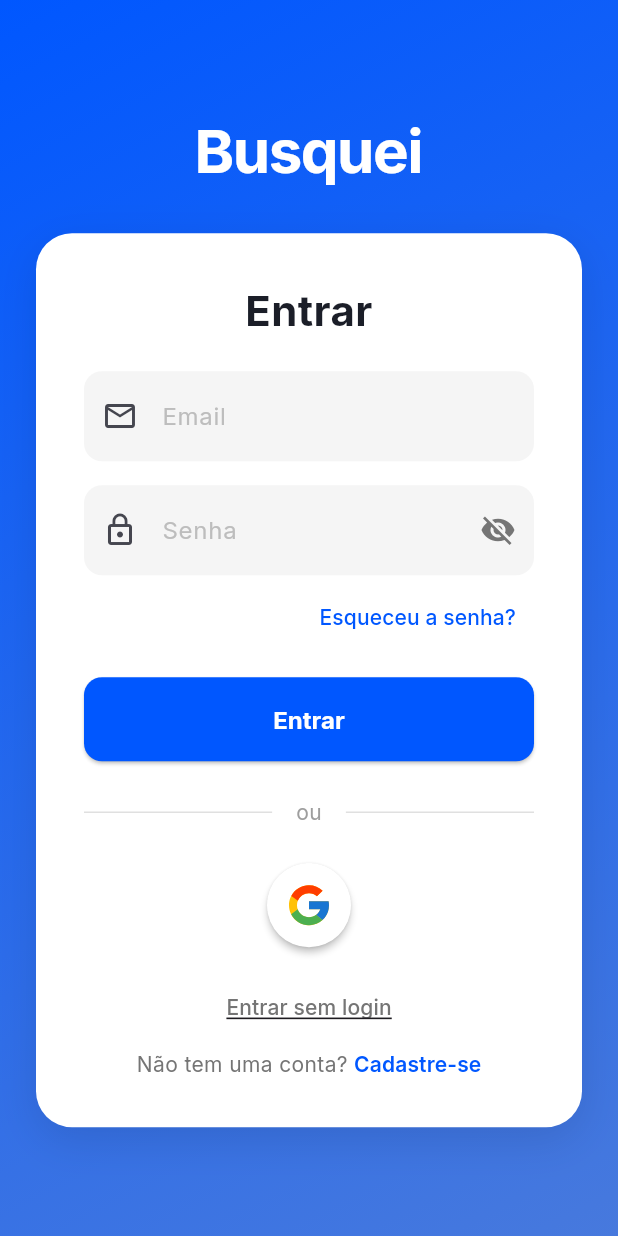
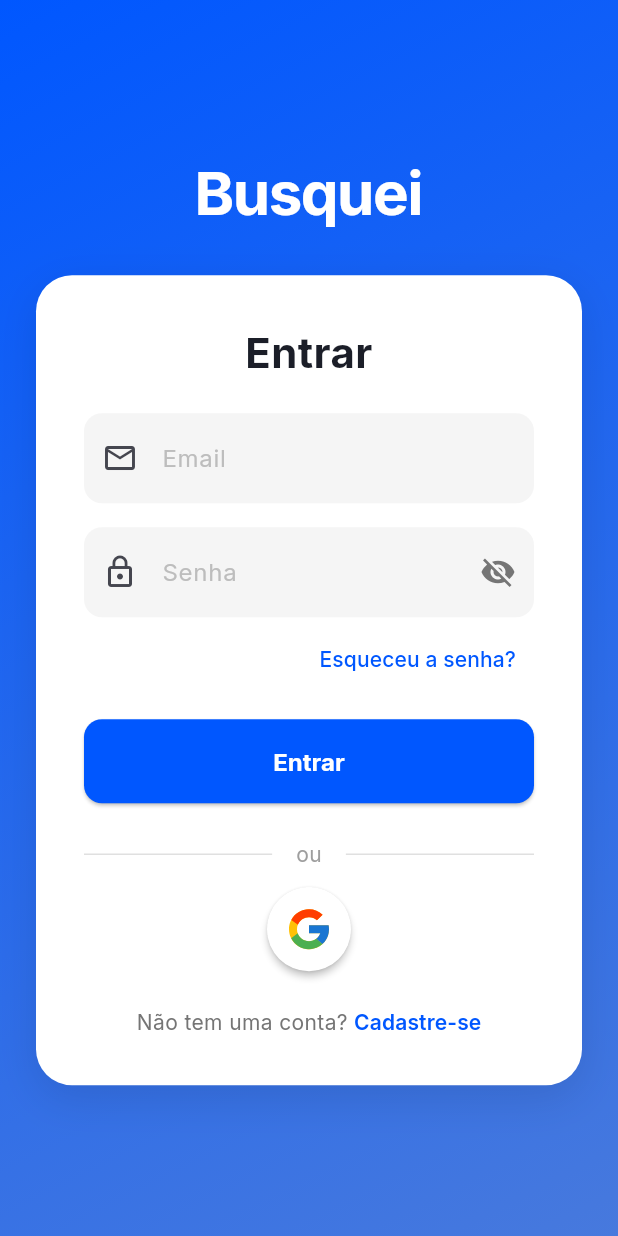
Before and after one commit to CHECKHUB-BRAZIL/buskei-frontend-flutter, a Flutter app: the screen it shows after launch, on a phone screen of 412 x 824 dp. Run offline on Flutter 3.47's test engine with Material 3 defaults, Android fonts, the phone set to English and light mode, and no system bars; our stand-ins replace connectivity_plus, dartz, dio, equatable, flutter_secure_storage, flutter_svg and 3 more; accounts and stored records are empty; network calls fail.

Commit message:
style(login): remove the "Log in without login" button

```diff
--- a/lib/features/auth/presentation/pages/login_page.dart
+++ b/lib/features/auth/presentation/pages/login_page.dart
@@ -169,11 +169,9 @@
             _buildLoginButton(),
             const SizedBox(height: 24),
             _buildDivider(),
+            const SizedBox(height: 12),
+            _buildSocialButtons(),
             const SizedBox(height: 24),
-            _buildSocialButtons(),
-            const SizedBox(height: 16),
-            _buildContinueAsGuest(),
-            const SizedBox(height: 4),
             _buildRegisterLink(),
           ],
         ),
@@ -339,25 +337,4 @@
       ],
     );
   }
-
-  Widget _buildContinueAsGuest() {
-    return TextButton(
-      onPressed: () {
-        final authController = Get.find<AuthController>();
-
-        authController.enterAsGuest();
-
-        Get.offAllNamed('/home');
-      },
-      child: Text(
-        'Entrar sem login',
-        style: GoogleFonts.inter(
-          fontSize: 14,
-          fontWeight: FontWeight.w500,
-          color: const Color(0xFF757575),
-          decoration: TextDecoration.underline,
-        ),
-      ),
-    );
-  }
 }
```
